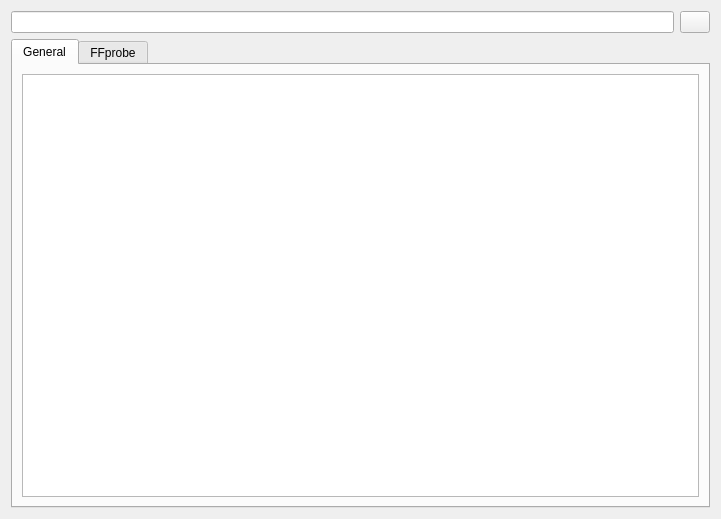
Old version of the form widgets/globalconfingwg.ui in the repository SunStorm2018/media-debuger.
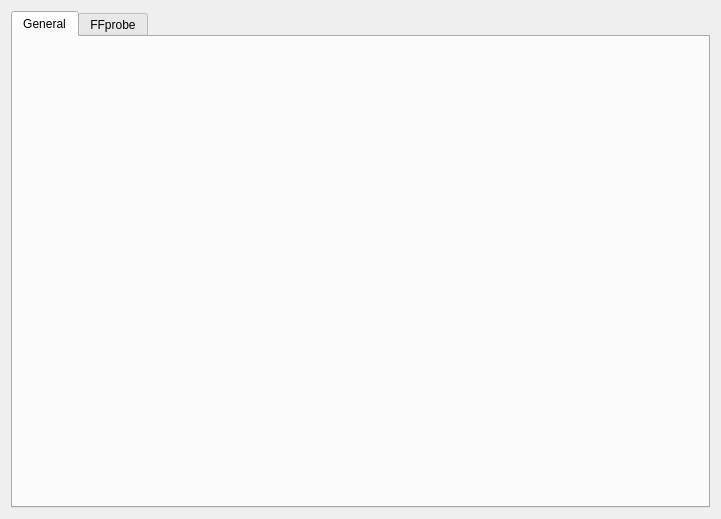
New version of the form. Icons and pictures are not drawn.

What changed in the file:
```diff
--- a/widgets/globalconfingwg.ui
+++ b/widgets/globalconfingwg.ui
@@ -14,35 +14,6 @@
    <string>Form</string>
   </property>
   <layout class="QVBoxLayout" name="verticalLayout">
-   <item>
-    <layout class="QHBoxLayout" name="horizontalLayout">
-     <item>
-      <widget class="QLineEdit" name="search_le">
-       <property name="clearButtonEnabled">
-        <bool>true</bool>
-       </property>
-      </widget>
-     </item>
-     <item>
-      <widget class="QPushButton" name="search_btn">
-       <property name="maximumSize">
-        <size>
-         <width>30</width>
-         <height>30</height>
-        </size>
-       </property>
-       <property name="styleSheet">
-        <string notr="true"> QPushButton {
-	image: url(:/128x128/search.png);
- }</string>
-       </property>
-       <property name="text">
-        <string/>
-       </property>
-      </widget>
-     </item>
-    </layout>
-   </item>
    <item>
     <widget class="QTabWidget" name="config_tab_wg">
      <property name="currentIndex">
@@ -52,11 +23,7 @@
       <attribute name="title">
        <string>General</string>
       </attribute>
-      <layout class="QVBoxLayout" name="verticalLayout_2">
-       <item>
-        <widget class="QTableWidget" name="general_config_tb"/>
-       </item>
-      </layout>
+      <layout class="QVBoxLayout" name="genreral_tab_layout"/>
      </widget>
      <widget class="QWidget" name="ffprobe_tab">
       <attribute name="title">
```
